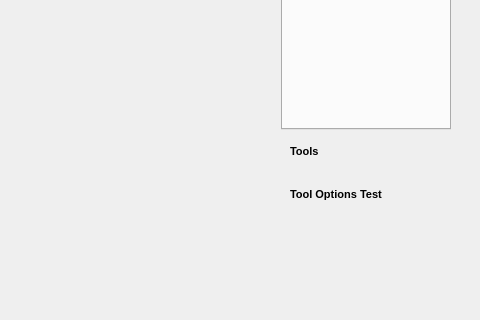
Before: the Qt Designer form oat/views/ui/ui_annotation_view.ui in Oli4/oat, drawn with Qt 5; both pictures show x 376 to 856 and y 168 to 488 of the 856 by 488 pixel window.
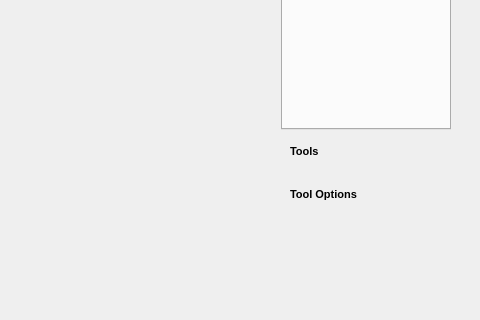
After: the same form once the commit is applied.

Patch:
```diff
--- a/oat/views/ui/ui_annotation_view.ui
+++ b/oat/views/ui/ui_annotation_view.ui
@@ -169,7 +169,7 @@
                </font>
               </property>
               <property name="text">
-               <string>Tool Options Test</string>
+               <string>Tool Options</string>
               </property>
               <property name="alignment">
                <set>Qt::AlignLeading|Qt::AlignLeft|Qt::AlignVCenter</set>
```
